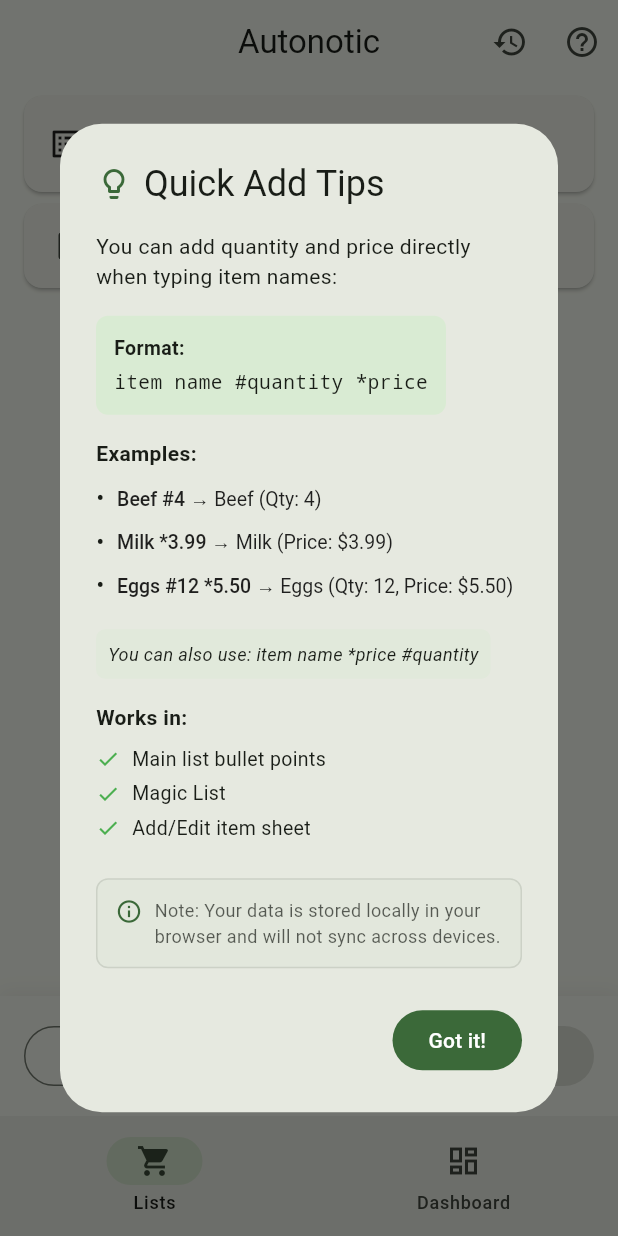
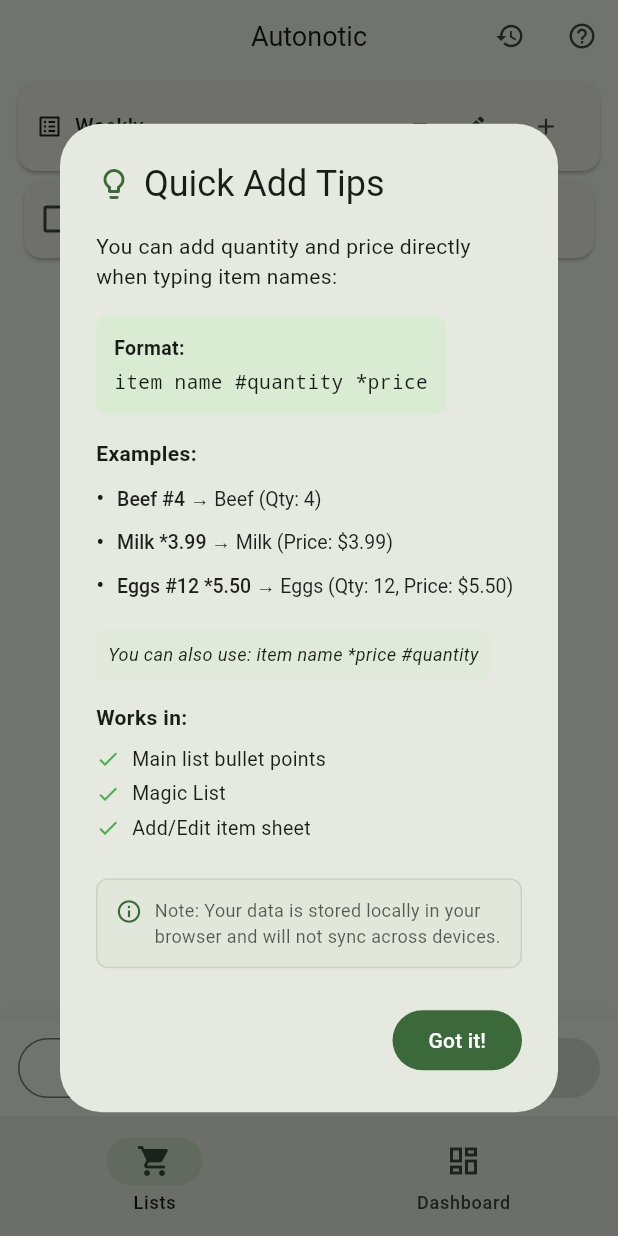
Before and after one commit to Ahmed-Estiak/note-app, a Flutter app: the screen it shows after launch, on a phone screen of 412 x 824 dp. Run offline on Flutter 3.47's test engine with Material 3 defaults, Android fonts, the phone set to English and light mode, and no system bars; our stand-ins replace shared_preferences.

Commit message:
improved layout and consistency. Adjust padding, margins, and font sizes to enhance user experience and visual appeal across various elements, including buttons and text fields.

```diff
--- a/lib/pages/lists_page.dart
+++ b/lib/pages/lists_page.dart
@@ -116,12 +116,18 @@ class _ListsPageState extends State<ListsPage> {
 
     return Scaffold(
       appBar: AppBar(
-        title: const Text('Autonotic'),
+        title: const Text(
+          'Autonotic',
+          style: TextStyle(fontSize: 18),
+        ),
         centerTitle: true,
+        toolbarHeight: 48,
         actions: [
           IconButton(
-            icon: const Icon(Icons.history),
+            icon: const Icon(Icons.history, size: 20),
             tooltip: 'Trip History',
+            padding: const EdgeInsets.all(8),
+            constraints: const BoxConstraints(),
             onPressed: () {
               Navigator.push(
                 context,
@@ -130,8 +136,10 @@ class _ListsPageState extends State<ListsPage> {
             },
           ),
           IconButton(
-            icon: const Icon(Icons.help_outline),
+            icon: const Icon(Icons.help_outline, size: 20),
             tooltip: 'How to use # and *',
+            padding: const EdgeInsets.all(8),
+            constraints: const BoxConstraints(),
             onPressed: () => InstructionsDialog.show(context),
           ),
         ],
@@ -233,7 +241,7 @@ class _ListsPageState extends State<ListsPage> {
 
           // Action buttons
           Container(
-            padding: const EdgeInsets.all(16),
+            padding: const EdgeInsets.symmetric(horizontal: 12, vertical: 8),
             decoration: BoxDecoration(
               color: Theme.of(context).colorScheme.surface,
               boxShadow: [
@@ -249,18 +257,24 @@ class _ListsPageState extends State<ListsPage> {
                 Expanded(
                   child: OutlinedButton.icon(
                     onPressed: () => _showMagicListSheet(context, provider),
-                    icon: const Icon(Icons.auto_fix_high),
-                    label: const Text('Magic List'),
+                    icon: const Icon(Icons.auto_fix_high, size: 18),
+                    label: const Text('Magic List', style: TextStyle(fontSize: 13)),
+                    style: OutlinedButton.styleFrom(
+                      padding: const EdgeInsets.symmetric(vertical: 10),
+                    ),
                   ),
                 ),
-                const SizedBox(width: 12),
+                const SizedBox(width: 8),
                 Expanded(
                   child: FilledButton.icon(
                     onPressed: selectedList.items.any((item) => item.done)
                         ? () => _completeTrip(context, provider)
                         : null,
-                    icon: const Icon(Icons.check_circle_outline),
-                    label: const Text('Complete Trip'),
+                    icon: const Icon(Icons.check_circle_outline, size: 18),
+                    label: const Text('Complete Trip', style: TextStyle(fontSize: 13)),
+                    style: FilledButton.styleFrom(
+                      padding: const EdgeInsets.symmetric(vertical: 10),
+                    ),
                   ),
                 ),
               ],
@@ -290,22 +304,27 @@ class _ListsPageState extends State<ListsPage> {
     }
 
     return Container(
-      padding: const EdgeInsets.symmetric(horizontal: 16, vertical: 8),
+      padding: const EdgeInsets.symmetric(horizontal: 12, vertical: 6),
       child: Wrap(
-        spacing: 8,
-        runSpacing: 8,
+        spacing: 6,
+        runSpacing: 6,
         children: filteredSuggestions.map((suggestion) {
           // Use edited name if available, otherwise capitalize original
           final editedName = _editedMagicListNames[suggestion];
           final displayName = editedName ?? (suggestion[0].toUpperCase() + suggestion.substring(1));
 
           return ActionChip(
-            label: Text(displayName),
+            label: Text(
+              displayName,
+              style: const TextStyle(fontSize: 12),
+            ),
             onPressed: () => _addQuickSuggestion(context, provider, displayName),
             backgroundColor: Theme.of(context).colorScheme.secondaryContainer,
             labelStyle: TextStyle(
               color: Theme.of(context).colorScheme.onSecondaryContainer,
             ),
+            padding: const EdgeInsets.symmetric(horizontal: 8, vertical: 4),
+            materialTapTargetSize: MaterialTapTargetSize.shrinkWrap,
           );
         }).toList(),
       ),
--- a/lib/widgets/bullet_item.dart
+++ b/lib/widgets/bullet_item.dart
@@ -119,15 +119,20 @@ class _BulletItemState extends State<BulletItem> {
   @override
   Widget build(BuildContext context) {
     return Card(
-      margin: const EdgeInsets.only(bottom: 8),
+      margin: const EdgeInsets.only(bottom: 6),
       child: Padding(
-        padding: const EdgeInsets.symmetric(horizontal: 8, vertical: 4),
+        padding: const EdgeInsets.symmetric(horizontal: 6, vertical: 2),
         child: Row(
           children: [
             // Checkbox
-            Checkbox(
-              value: widget.item.done,
-              onChanged: (_) => widget.onToggleDone(),
+            SizedBox(
+              width: 32,
+              height: 32,
+              child: Checkbox(
+                value: widget.item.done,
+                onChanged: (_) => widget.onToggleDone(),
+                materialTapTargetSize: MaterialTapTargetSize.shrinkWrap,
+              ),
             ),
 
             // Text field
@@ -142,9 +147,10 @@ class _BulletItemState extends State<BulletItem> {
                     decoration: const InputDecoration(
                       border: InputBorder.none,
                       isDense: true,
-                      contentPadding: EdgeInsets.symmetric(vertical: 8),
+                      contentPadding: EdgeInsets.symmetric(vertical: 4, horizontal: 4),
                     ),
                     style: TextStyle(
+                      fontSize: 14,
                       decoration: widget.item.done ? TextDecoration.lineThrough : null,
                       color: widget.item.done
                           ? Theme.of(context).colorScheme.outline
@@ -191,10 +197,11 @@ class _BulletItemState extends State<BulletItem> {
                   // Item details (price, category, expiry)
                   if (!_isEditing && _hasDetails())
                     Padding(
-                      padding: const EdgeInsets.only(bottom: 4),
+                      padding: const EdgeInsets.only(left: 4, top: 2),
                       child: Text(
                         _getDetailsText(),
                         style: Theme.of(context).textTheme.bodySmall?.copyWith(
+                              fontSize: 11,
                               color: widget.item.isExpiringSoon
                                   ? Colors.orange.shade700
                                   : Theme.of(context).colorScheme.onSurfaceVariant,
@@ -211,14 +218,18 @@ class _BulletItemState extends State<BulletItem> {
             // Edit and Delete buttons (hidden when editing)
             if (!_isEditing) ...[
               IconButton(
-                icon: const Icon(Icons.edit_outlined, size: 20),
+                icon: const Icon(Icons.edit_outlined, size: 16),
                 onPressed: widget.onEditDetails,
                 tooltip: 'Edit details',
+                padding: const EdgeInsets.all(4),
+                constraints: const BoxConstraints(),
               ),
               IconButton(
-                icon: const Icon(Icons.delete_outline, size: 20),
+                icon: const Icon(Icons.delete_outline, size: 16),
                 onPressed: widget.onDelete,
                 tooltip: 'Delete',
+                padding: const EdgeInsets.all(4),
+                constraints: const BoxConstraints(),
               ),
             ],
           ],
--- a/lib/widgets/list_selector.dart
+++ b/lib/widgets/list_selector.dart
@@ -12,13 +12,13 @@ class ListSelector extends StatelessWidget {
     final selectedList = provider.selectedList;
 
     return Card(
-      margin: const EdgeInsets.symmetric(horizontal: 16, vertical: 8),
+      margin: const EdgeInsets.symmetric(horizontal: 12, vertical: 6),
       child: Padding(
-        padding: const EdgeInsets.symmetric(horizontal: 16, vertical: 8),
+        padding: const EdgeInsets.symmetric(horizontal: 12, vertical: 6),
         child: Row(
           children: [
-            const Icon(Icons.list_alt),
-            const SizedBox(width: 12),
+            const Icon(Icons.list_alt, size: 18),
+            const SizedBox(width: 8),
             Expanded(
               child: DropdownButtonHideUnderline(
                 child: DropdownButton<String>(
@@ -30,7 +30,7 @@ class ListSelector extends StatelessWidget {
                       child: Text(
                         list.name,
                         style: const TextStyle(
-                          fontSize: 16,
+                          fontSize: 14,
                           fontWeight: FontWeight.w500,
                         ),
                       ),
@@ -45,19 +45,25 @@ class ListSelector extends StatelessWidget {
               ),
             ),
             IconButton(
-              icon: const Icon(Icons.edit_outlined),
+              icon: const Icon(Icons.edit_outlined, size: 18),
               tooltip: 'Rename list',
+              padding: const EdgeInsets.all(6),
+              constraints: const BoxConstraints(),
               onPressed: () => _showRenameListDialog(context, provider),
             ),
             IconButton(
-              icon: const Icon(Icons.add),
+              icon: const Icon(Icons.add, size: 18),
               tooltip: 'Create new list',
+              padding: const EdgeInsets.all(6),
+              constraints: const BoxConstraints(),
               onPressed: () => _showCreateListDialog(context, provider),
             ),
             if (lists.length > 1)
               IconButton(
-                icon: const Icon(Icons.delete_outline),
+                icon: const Icon(Icons.delete_outline, size: 18),
                 tooltip: 'Delete list',
+                padding: const EdgeInsets.all(6),
+                constraints: const BoxConstraints(),
                 onPressed: () => _showDeleteListDialog(context, provider),
               ),
           ],
```
Also changed, not shown: lib/widgets/magic_list_sheet.dart (+25 -18 lines).
